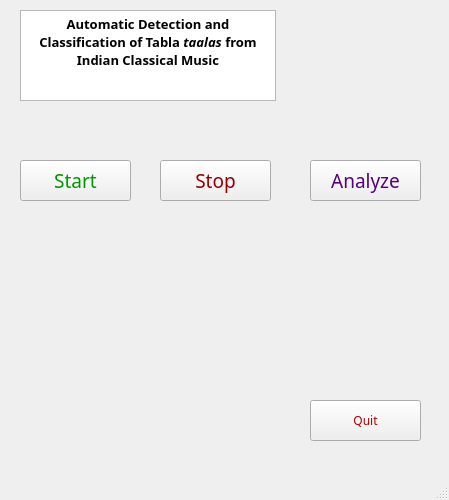
First picture: the form in main_1.ui, repository pranav6670/Detection-Classification-of-Tabla-taals, before the edit.
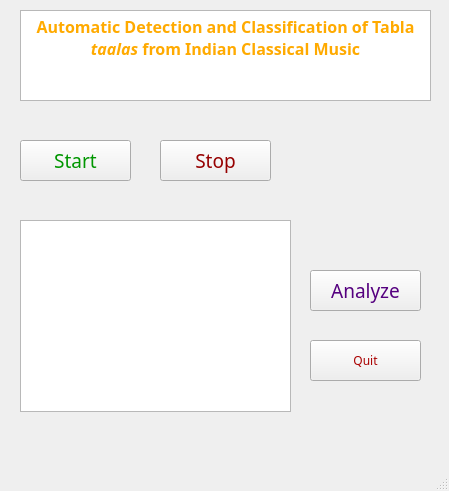
Second picture: the form after the edit. Icons and pictures are not drawn.

The edit to the form file:
```diff
--- a/main_1.ui
+++ b/main_1.ui
@@ -7,7 +7,7 @@
     <x>0</x>
     <y>0</y>
     <width>449</width>
-    <height>500</height>
+    <height>491</height>
    </rect>
   </property>
   <property name="font">
@@ -32,7 +32,7 @@
     <property name="geometry">
      <rect>
       <x>300</x>
-      <y>10</y>
+      <y>120</y>
       <width>121</width>
       <height>101</height>
      </rect>
@@ -48,7 +48,7 @@
     <property name="geometry">
      <rect>
       <x>310</x>
-      <y>160</y>
+      <y>270</y>
       <width>111</width>
       <height>41</height>
      </rect>
@@ -70,7 +70,7 @@
     <property name="geometry">
      <rect>
       <x>160</x>
-      <y>160</y>
+      <y>140</y>
       <width>111</width>
       <height>41</height>
      </rect>
@@ -94,7 +94,7 @@
     <property name="geometry">
      <rect>
       <x>20</x>
-      <y>160</y>
+      <y>140</y>
       <width>111</width>
       <height>41</height>
      </rect>
@@ -122,13 +122,14 @@
      <rect>
       <x>20</x>
       <y>10</y>
-      <width>256</width>
+      <width>411</width>
       <height>91</height>
      </rect>
     </property>
     <property name="font">
      <font>
       <family>Purisa</family>
+      <pointsize>16</pointsize>
       <weight>75</weight>
       <bold>true</bold>
       <underline>false</underline>
@@ -138,21 +139,21 @@
      <bool>true</bool>
     </property>
     <property name="styleSheet">
-     <string notr="true"/>
+     <string notr="true">color: rgb(255, 170, 0);</string>
     </property>
     <property name="html">
      <string>&lt;!DOCTYPE HTML PUBLIC &quot;-//W3C//DTD HTML 4.0//EN&quot; &quot;http://www.w3.org/TR/REC-html40/strict.dtd&quot;&gt;
 &lt;html&gt;&lt;head&gt;&lt;meta name=&quot;qrichtext&quot; content=&quot;1&quot; /&gt;&lt;style type=&quot;text/css&quot;&gt;
 p, li { white-space: pre-wrap; }
-&lt;/style&gt;&lt;/head&gt;&lt;body style=&quot; font-family:'Purisa'; font-size:11pt; font-weight:600; font-style:normal;&quot;&gt;
-&lt;p align=&quot;center&quot; style=&quot; margin-top:0px; margin-bottom:0px; margin-left:0px; margin-right:0px; -qt-block-indent:0; text-indent:0px;&quot;&gt;&lt;span style=&quot; font-size:10pt;&quot;&gt;Automatic Detection and Classification of Tabla &lt;/span&gt;&lt;span style=&quot; font-size:10pt; font-style:italic;&quot;&gt;taalas&lt;/span&gt;&lt;span style=&quot; font-size:10pt;&quot;&gt; from Indian Classical Music&lt;/span&gt;&lt;/p&gt;&lt;/body&gt;&lt;/html&gt;</string>
+&lt;/style&gt;&lt;/head&gt;&lt;body style=&quot; font-family:'Purisa'; font-size:16pt; font-weight:600; font-style:normal;&quot;&gt;
+&lt;p align=&quot;center&quot; style=&quot; margin-top:0px; margin-bottom:0px; margin-left:0px; margin-right:0px; -qt-block-indent:0; text-indent:0px;&quot;&gt;&lt;span style=&quot; font-size:12pt;&quot;&gt;Automatic Detection and Classification of Tabla &lt;/span&gt;&lt;span style=&quot; font-size:12pt; font-style:italic;&quot;&gt;taalas&lt;/span&gt;&lt;span style=&quot; font-size:12pt;&quot;&gt; from Indian Classical Music&lt;/span&gt;&lt;/p&gt;&lt;/body&gt;&lt;/html&gt;</string>
     </property>
    </widget>
    <widget class="QPushButton" name="exit">
     <property name="geometry">
      <rect>
       <x>310</x>
-      <y>400</y>
+      <y>340</y>
       <width>111</width>
       <height>41</height>
      </rect>
@@ -170,6 +171,17 @@
      <string>Quit</string>
     </property>
    </widget>
+   <widget class="QTextBrowser" name="textBrowser_2">
+    <property name="geometry">
+     <rect>
+      <x>20</x>
+      <y>220</y>
+      <width>271</width>
+      <height>192</height>
+     </rect>
+    </property>
+   </widget>
+   <zorder>textBrowser</zorder>
    <zorder>label</zorder>
    <zorder>analyze</zorder>
    <zorder>start</zorder>
```
Left out of the diff: 4 changed lines with no effect on the pictures.
